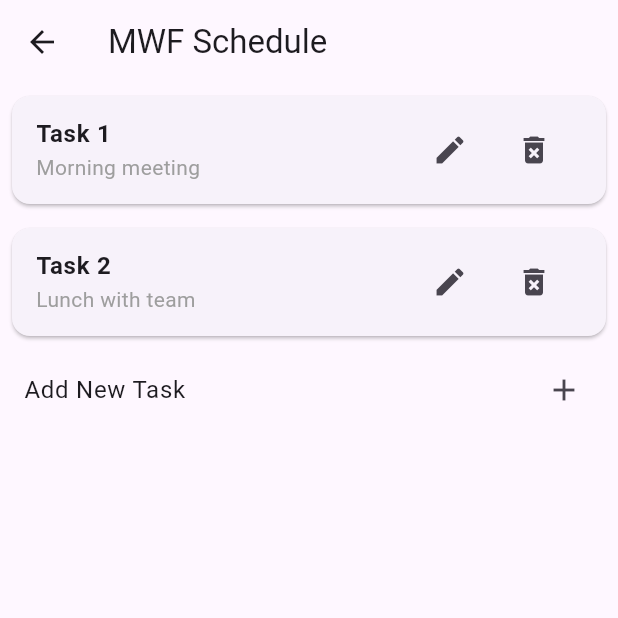
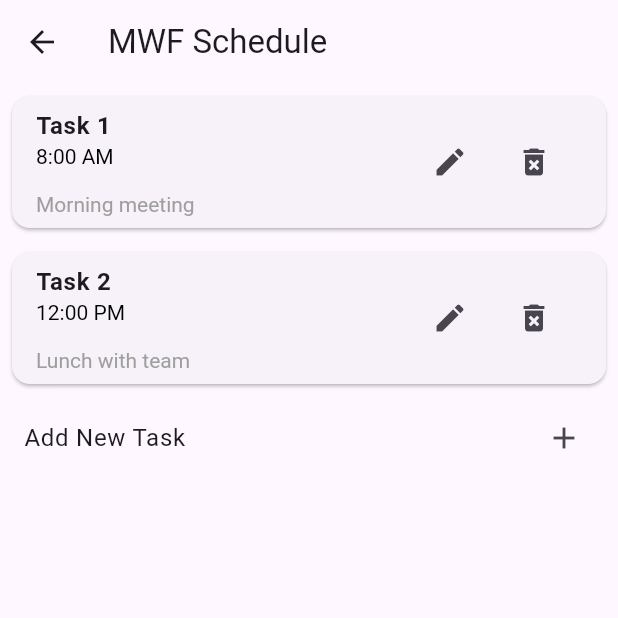
Before and after one commit to Sean-ORourke/MySpokenSchedules, a Flutter app: the screen it shows after launch, after a tap on "MWF Schedule", on a phone screen of 412 x 824 dp, the top half of it. Run offline on Flutter 3.47's test engine with Material 3 defaults, Android fonts, the phone set to English and light mode, and no system bars.

```diff
--- a/my_spoken_schedules/lib/view/schedule_detail_view.dart
+++ b/my_spoken_schedules/lib/view/schedule_detail_view.dart
@@ -4,10 +4,10 @@ import 'package:my_spoken_schedules/view_model/schedules_view_model.dart';
 import 'package:my_spoken_schedules/view_model/task_view_model.dart';
 import 'package:provider/provider.dart';
 
-class ScheduleDetailView extends StatelessWidget {
+class ScheduleDetailView extends StatelessWidget with ChangeNotifier {
   final ScheduleViewModel scheduleViewModel;
 
-  const ScheduleDetailView({Key? key, required this.scheduleViewModel})
+  ScheduleDetailView({Key? key, required this.scheduleViewModel})
       : super(key: key);
 
   @override
@@ -27,6 +27,7 @@ class ScheduleDetailView extends StatelessWidget {
             child: ListView.builder(
               itemCount: taskCount,
               itemBuilder: (context, index) {
+                notifyListeners();
                 if (index == taskCount - 1) {
                   return ListTile(
                     title: Text('Add New Task'),
--- a/my_spoken_schedules/lib/view/task_detail_view.dart
+++ b/my_spoken_schedules/lib/view/task_detail_view.dart
@@ -16,7 +16,7 @@ class TaskDetailView extends StatefulWidget {
   _TaskDetailViewState createState() => _TaskDetailViewState();
 }
 
-class _TaskDetailViewState extends State<TaskDetailView> with ChangeNotifier{
+class _TaskDetailViewState extends State<TaskDetailView> {
   late TextEditingController labelController;
   late TextEditingController messageController;
   late TaskViewModel taskViewModel;
@@ -117,6 +117,7 @@ class _TaskDetailViewState extends State<TaskDetailView> with ChangeNotifier{
               autovalidateMode: AutovalidateMode.always,
               onChanged: () {
                 Form.of(primaryFocus!.context!).save();
+                titleText = Text(labelController.text);
               },
               child: Column(
                 children: [
@@ -127,7 +128,12 @@ class _TaskDetailViewState extends State<TaskDetailView> with ChangeNotifier{
                         debugPrint(
                             "Value for field labelController saved as ${labelController.text}");
                         widget.taskViewModel!.updateTask(labelController.text, messageController.text);
-                        notifyListeners();
+
+                        setState(() {
+                          titleText = Text(labelController.text);
+                        });
+
+
                       }),
                   SizedBox(height: 16.0),
                   TextFormField(
@@ -138,7 +144,7 @@ class _TaskDetailViewState extends State<TaskDetailView> with ChangeNotifier{
                             "Value for field messageController saved as ${messageController.text}");
                             widget.taskViewModel!.updateTask(labelController.text, messageController.text);
                             titleText = Text(widget.taskViewModel!.taskModel?.label ?? "task");
-                            notifyListeners();
+
                       }),
                   SizedBox(height: 16.0),
                   ElevatedButton(
@@ -165,7 +171,7 @@ class _TaskDetailViewState extends State<TaskDetailView> with ChangeNotifier{
                     },
                     child: Text(
                       selectedTime == null
-                          ? 'Select Time' // Default button text
+                          ? widget.taskViewModel!.taskModel?.time ?? "Select Time" // Default button text
                           : selectedTime!.format(context), // Show selected time
                     ),
                   ),
--- a/my_spoken_schedules/lib/view/widgets/single_task_widget.dart
+++ b/my_spoken_schedules/lib/view/widgets/single_task_widget.dart
@@ -4,7 +4,7 @@ import 'package:my_spoken_schedules/view_model/task_view_model.dart';
 import 'package:my_spoken_schedules/view/task_detail_view.dart';
 import 'package:provider/provider.dart';
 
-class SingleTaskWidget extends StatelessWidget {
+class SingleTaskWidget extends StatefulWidget {
   final TaskViewModel taskViewModel;
   final ScheduleViewModel scheduleViewModel; // Add scheduleViewModel
 
@@ -14,23 +14,48 @@ class SingleTaskWidget extends StatelessWidget {
     required this.scheduleViewModel, // Add this parameter
   }) : super(key: key);
 
+   @override
+  _SingleTaskWidgetState createState() => _SingleTaskWidgetState();
+
+}
+
+  class _SingleTaskWidgetState extends State<SingleTaskWidget> {
+  late ScheduleViewModel scheduleViewModel;
+  late TaskViewModel taskViewModel;
+  TimeOfDay? selectedTime; // Store the selected time
+
+  _SingleTaskWidgetState();
+
+  @override
+  void initState() {
+    super.initState();
+    taskViewModel = widget.taskViewModel!;
+    scheduleViewModel = widget.scheduleViewModel!;
+  }
+
   @override
   Widget build(BuildContext context) {
-    final scheduleViewModel =
+    scheduleViewModel =
         Provider.of<ScheduleViewModel>(context, listen: true);
     return Card(
-      margin: EdgeInsets.all(8.0),
+      margin: const EdgeInsets.all(8.0),
       child: ListTile(
         title: Text(
           taskViewModel.taskModel!.label ??
-              'No Label', // Provide a default value
-          style: TextStyle(fontWeight: FontWeight.bold),
+              'No Label',
+          style: const TextStyle(fontWeight: FontWeight.bold),
         ),
-        subtitle: Text(
-          taskViewModel.taskModel!.message ??
-              'No Message', // Provide a default value
-          style: TextStyle(color: Colors.grey),
+        subtitle: RichText(
+          text: TextSpan(
+            text: taskViewModel.taskModel!.time ?? "No Time",
+            style: const TextStyle(color: Colors.black),
+            children: <TextSpan>[
+              TextSpan(text: "\n\n${taskViewModel.taskModel!.message ?? 'No Message'}", style: const TextStyle(color: Colors.grey)),
+            ],
         ),
+      ),
+
+
         trailing: Row(
           mainAxisSize: MainAxisSize.min,
           children: [
@@ -41,13 +66,15 @@ class SingleTaskWidget extends StatelessWidget {
                   context,
                   MaterialPageRoute(
                     builder: (context) => TaskDetailView(
-                      // taskLabel: taskViewModel.taskModel!.label ?? 'No Label',
-                      // taskMessage:
-                      //     taskViewModel.taskModel!.message ?? 'No Message',
-                          taskViewModel: taskViewModel,
+                      taskViewModel: taskViewModel,
                     ),
                   ),
-                );
+                ).then((_) {
+                  setState() {
+                    taskViewModel = taskViewModel;
+                    scheduleViewModel = scheduleViewModel;
+                  }
+                });
               },
             ),
             SizedBox(width: 8.0), // Space between buttons
--- a/my_spoken_schedules/lib/view_model/list_schedules_view_model.dart
+++ b/my_spoken_schedules/lib/view_model/list_schedules_view_model.dart
@@ -91,8 +91,11 @@ class ListSchedulesViewModel extends ChangeNotifier {
       tasks: [],
       isActive: true,
     );
-
     schedules.add(ScheduleViewModel(newSchedule));
     notifyListeners();
   }
+
+  refreshTasks() {
+    notifyListeners();
+  }
 }
```
